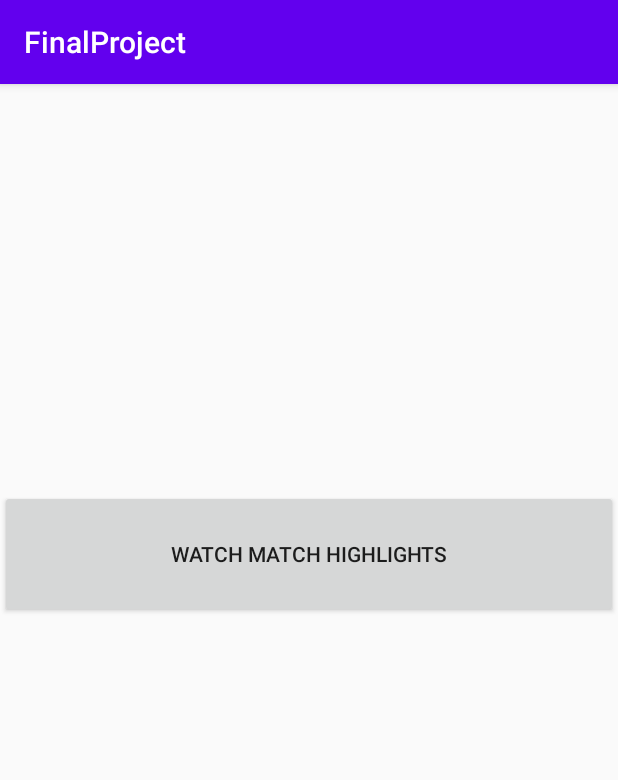
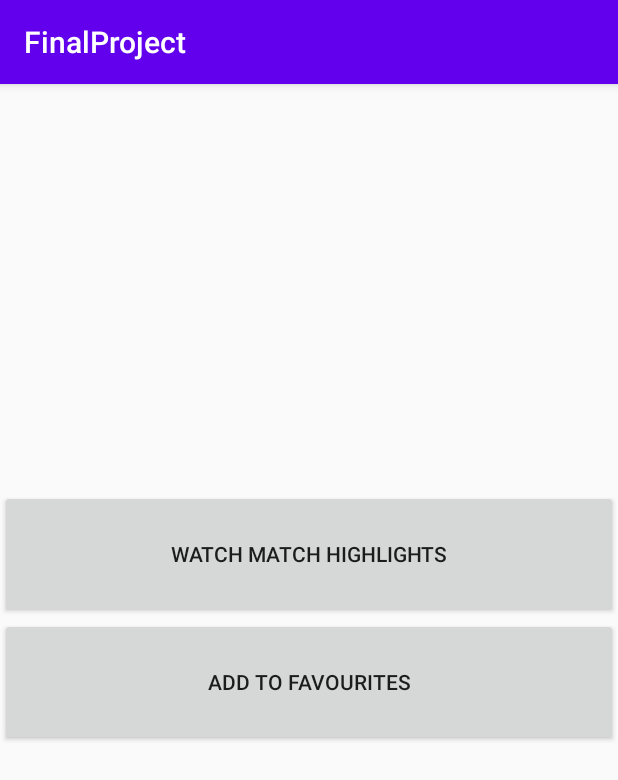
Before and after one commit to CarmenLuong/FinalProject, an Android app: the DetailFragment screen opened directly, with no data from a screen before it, on a phone screen of 412 x 824 dp. Shown: the top 780 px of the screen. Run offline under Robolectric (Android 15) with nearby library versions, the light colour scheme and no system bars; 4 statements that could not run were skipped.

Commit message:
Main part done

```diff
--- a/app/src/main/java/com/example/finalproject/DetailFragment.java
+++ b/app/src/main/java/com/example/finalproject/DetailFragment.java
@@ -35,11 +35,16 @@ public class DetailFragment extends Fragment {
         TextView gameTitle = (TextView)result.findViewById(R.id.gameHeader);
         gameTitle.setText(dataFromActivity.getString(SoccerMain.ITEM_SELECTED));
 
+        TextView gameDate = (TextView)result.findViewById(R.id.date);
+        gameDate.setText(dataFromActivity.getString(SoccerMain.ITEM_DATE));
+
         TextView team1 = (TextView)result.findViewById(R.id.team1);
         team1.setText(dataFromActivity.getString(SoccerMain.ITEM_TEAM1));
 
         TextView team2 = (TextView)result.findViewById(R.id.team2);
         team2.setText(dataFromActivity.getString(SoccerMain.ITEM_TEAM2));
+
+        Button addToFav = (Button)result.findViewById(R.id.favourite);
 
 
 
--- a/app/src/main/res/layout/fragment_detail.xml
+++ b/app/src/main/res/layout/fragment_detail.xml
@@ -47,6 +47,13 @@
             android:text="@string/url"
             android:textAlignment="center" />
 
+        <Button
+            android:id="@+id/favourite"
+            android:layout_width="match_parent"
+            android:layout_height="85dp"
+            android:text="Add to favourites"
+            />
+
     </LinearLayout>
 
 </FrameLayout>
--- a/app/src/main/res/values/strings.xml
+++ b/app/src/main/res/values/strings.xml
@@ -13,4 +13,5 @@
     <string name="team1">Team 1</string>
     <string name="team2">Team 2</string>
     <string name="url">Watch Match highlights</string>
+    <string name="add_to_fav">Add to Favourites</string>
 </resources>
```
Also changed, not shown: 1 other file.
